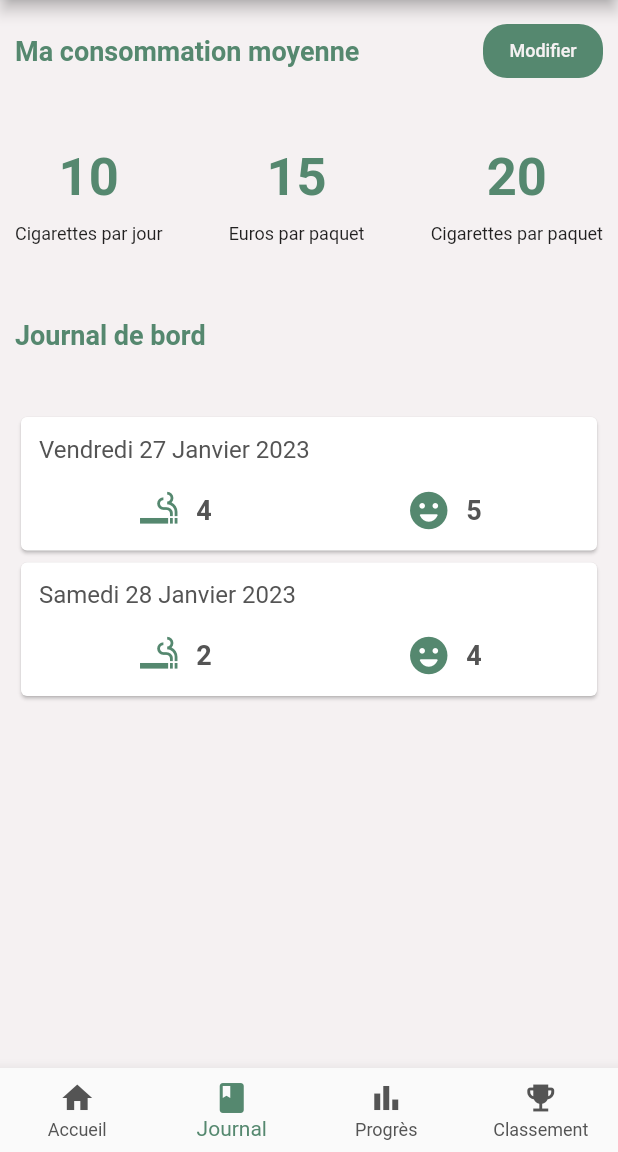
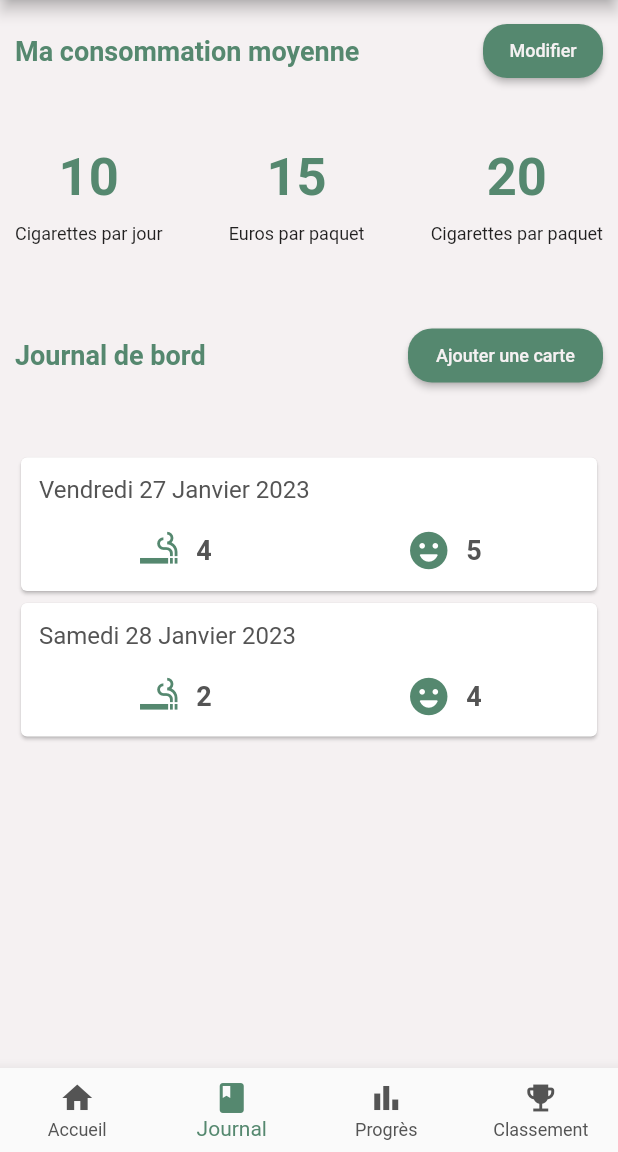
Before and after one commit to PintoJody/SmokeHelper, a Flutter app: the screen it shows after launch, item 2 of the bottom bar chosen, on a phone screen of 412 x 824 dp, the part 84-1236 px from its top. Run offline on Flutter 3.47's test engine with Material 2 defaults, Android fonts, the phone set to English and light mode, and no system bars; our stand-ins replace flutter_svg; missing offline and left inert: dart:ffi; network calls fail; project files that could hold a hidden picture were left out.

Commit message:
:white_check_mark: front LogBookView

```diff
--- a/lib/view/logBookView.dart
+++ b/lib/view/logBookView.dart
@@ -35,12 +35,18 @@ class _LogBookViewState extends State<LogBookView> {
                   textButton: "Modifier",
                   width: 80,
                   fontSize: 12,
+                  onPressed: (){
+                    //TODO
+                  },
                 ),
               ],
             ),
             SizedBox(height: 40),
             CardConsumption(nbCigarette: "10", nbPerPack: "20", nbPrice: "15"),
             const SizedBox(height: 50),
+            Row(
+              mainAxisAlignment: MainAxisAlignment.spaceBetween,
+              children: [
                 const Text(
                   'Journal de bord',
                   style: TextStyle(
@@ -48,6 +54,16 @@ class _LogBookViewState extends State<LogBookView> {
                     color: CustomTheme.greenColor,
                     fontSize: 18.0,
                   ),
+                ),
+                ActionButton(
+                    textButton: "Ajouter une carte",
+                    width: 130,
+                    fontSize: 12,
+                    onPressed: (){
+                      //TODO
+                    },
+                )
+              ],
             ),
             const SizedBox(height: 40),
             CardLogBook(dateTime: "Vendredi 27 Janvier 2023", nbCigarette: "4", nbFeel: "5"),
```
Lines whose indentation alone changed are shown as unchanged.
